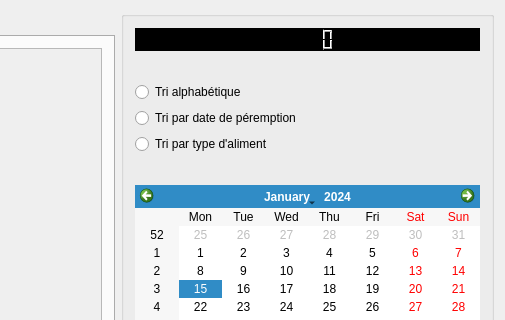
Before: the Qt Designer form mainwindow.ui in ACoupat/Refrigestion, drawn with Qt 5; both pictures show x 270 to 775 and y 0 to 320 of the 775 by 574 pixel window.
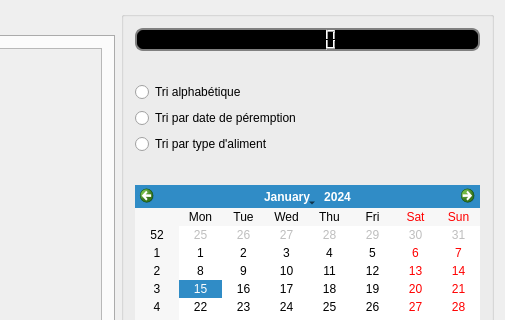
After: the same form once the commit is applied.

The edit to the form file:
```diff
--- a/mainwindow.ui
+++ b/mainwindow.ui
@@ -55,8 +55,21 @@
        </item>
        <item row="0" column="0">
         <widget class="QLCDNumber" name="lcdNumberHeure">
+         <property name="autoFillBackground">
+          <bool>false</bool>
+         </property>
          <property name="styleSheet">
-          <string notr="true">background-color: rgb(0, 0, 0);</string>
+          <string notr="true">QLCDNumber{  
+padding: 1px;  
+background-color : black;
+border-style: solid;  
+border: 2px solid gray;  
+border-radius: 8px;  
+color : white;
+} </string>
+         </property>
+         <property name="smallDecimalPoint">
+          <bool>true</bool>
          </property>
         </widget>
        </item>
```
Left out of the diff: 10 changed lines with no effect on the pictures.
